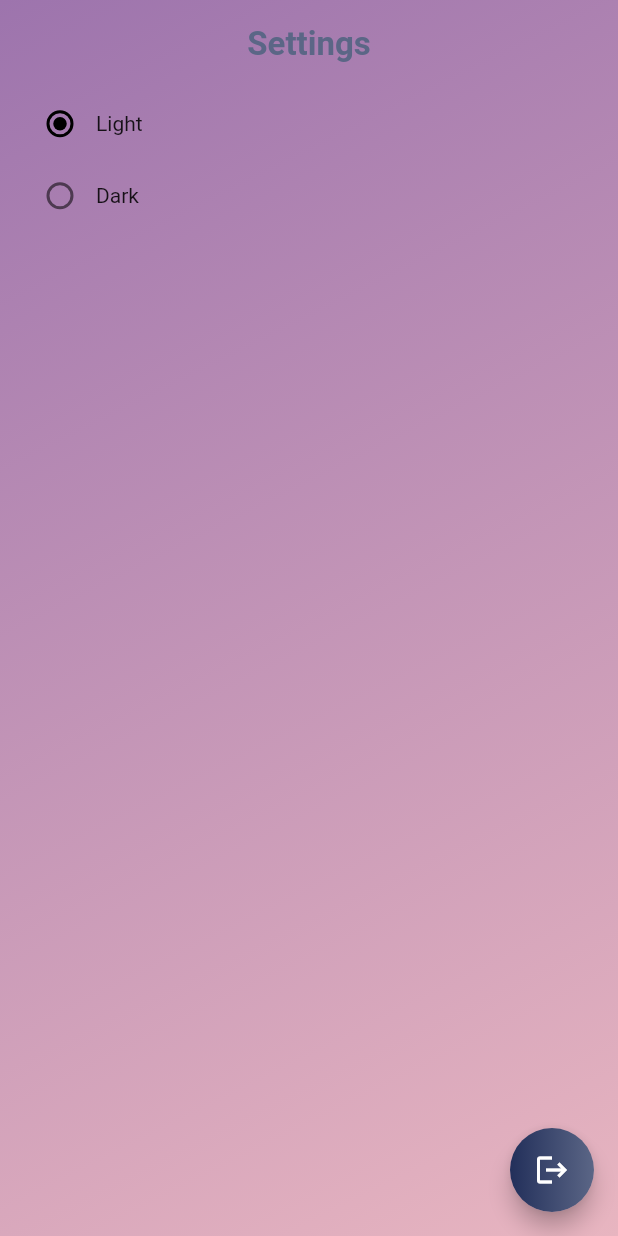
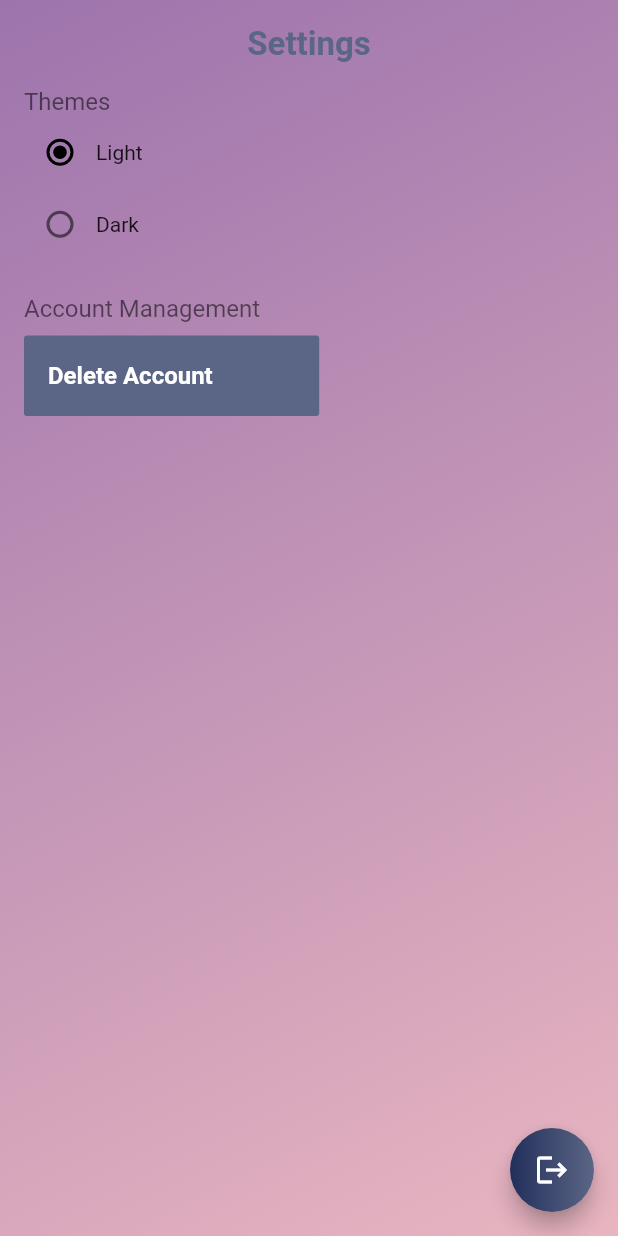
Before and after one commit to Upine-Apps/Snug, a Flutter app: the SettingScreen screen opened directly, on a phone screen of 412 x 824 dp. Run offline on Flutter 3.47's test engine with Material 2 defaults, Android fonts, the phone set to English and light mode, and no system bars; our stand-ins replace flutter_conditional_rendering, flutter_dotenv, flutter_spinkit, geolocator, google_maps_flutter, image_picker and 6 more; missing offline and left inert: amazon_cognito_identity_dart_2, emojis, geolocator_web, gradient_bottom_navigation_bar, otp_screen, shared_preferences_web; accounts and stored records are empty.

Commit message:
added delete account functionality on front end. Database call to delete still needs to be deleted

```diff
--- a/snug/lib/screens/settings/settings.dart
+++ b/snug/lib/screens/settings/settings.dart
@@ -1,9 +1,13 @@
+import 'package:amazon_cognito_identity_dart_2/cognito.dart';
 import 'package:flutter/material.dart';
 import 'package:snug/custom_widgets/customshowcase.dart';
 import 'package:snug/custom_widgets/topheader.dart';
 import 'package:snug/providers/ContactProvider.dart';
 import 'package:snug/providers/DateProvider.dart';
+import 'package:snug/providers/UserProvider.dart';
 import 'package:snug/screens/authenticate/authenticate.dart';
+import 'package:snug/screens/settings/verifydelete.dart';
+import 'package:snug/services/cognito/CognitoService.dart';
 import 'package:snug/themes/colors.dart';
 import 'package:snug/themes/constants.dart';
 import 'package:snug/themes/themeNotifier.dart';
@@ -72,21 +76,74 @@ class _SettingState extends State<SettingScreen> {
                 )),
               ),
               Padding(
-                padding: EdgeInsets.all(16.0),
-                child: Container(
+                padding: EdgeInsets.only(right: 16.0, left: 16, top: 16),
+                child: Column(
+                  children: <Widget>[
+                    Container(
+                        alignment: Alignment.centerLeft,
+                        child: Text(
+                          'Themes',
+                          style: TextStyle(
+                              color: Theme.of(context).hintColor, fontSize: 16),
+                        )),
+                    Container(
                       height: MediaQuery.of(context).size.height * .125,
                       child: ListView.builder(
                         itemBuilder: (context, position) {
-                      return _createList(context, themes[position], position);
+                          return _createList(
+                              context, themes[position], position);
                         },
                         itemCount: themes.length,
                       ),
                     ),
+                  ],
                 ),
+              ),
+              Padding(
+                padding: EdgeInsets.only(right: 16.0, left: 16, top: 16),
+                child: Column(
+                  children: <Widget>[
+                    Padding(
+                      padding: EdgeInsets.only(
+                          bottom: MediaQuery.of(context).size.height * .01),
+                      child: Container(
+                          alignment: Alignment.centerLeft,
+                          child: Text(
+                            'Account Management',
+                            style: TextStyle(
+                                color: Theme.of(context).hintColor,
+                                fontSize: 16),
+                          )),
+                    ),
+                    Container(
+                      alignment: Alignment.centerLeft,
+                      child: FlatButton(
+                          color: Theme.of(context).colorScheme.secondaryVariant,
+                          onPressed: () async => showDialog(
+                              context: context,
+                              builder: (BuildContext context) {
+                                return VerifyDelete();
+                              }),
+                          child: Container(
+                              width: MediaQuery.of(context).size.width * .40,
+                              padding: EdgeInsets.all(0),
+                              height: MediaQuery.of(context).size.height * .065,
+                              alignment: Alignment.centerLeft,
+                              child: Text(
+                                'Delete Account',
+                                style: TextStyle(
+                                    color: Theme.of(context).dividerColor,
+                                    fontSize: 16,
+                                    fontWeight: FontWeight.bold),
+                              ))),
+                    )
+                  ],
+                ),
+              )
             ],
           )),
       floatingActionButton: FloatingActionButton(
-          onPressed: () {
+          onPressed: () async {
             final contactProvider =
                 Provider.of<ContactProvider>(context, listen: false);
             final dateProvider =
@@ -101,6 +158,11 @@ class _SettingState extends State<SettingScreen> {
                 contactProvider.removeContactFromProvider(y);
               }
             }
+            final userProvider =
+                Provider.of<UserProvider>(context, listen: false);
+            CognitoUser cognitoUser = userProvider.getCognitoUser;
+            await CognitoService.instance.logoutUser(cognitoUser);
+
             Navigator.pushReplacement(context,
                 MaterialPageRoute(builder: (context) => Authenticate()));
           },
```
Also changed, not shown: snug/lib/screens/settings/verifydelete.dart (added, +65 -0 lines), snug/lib/services/cognito/CognitoService.dart (+23 -0 lines). Lines whose indentation alone changed are shown as unchanged.
